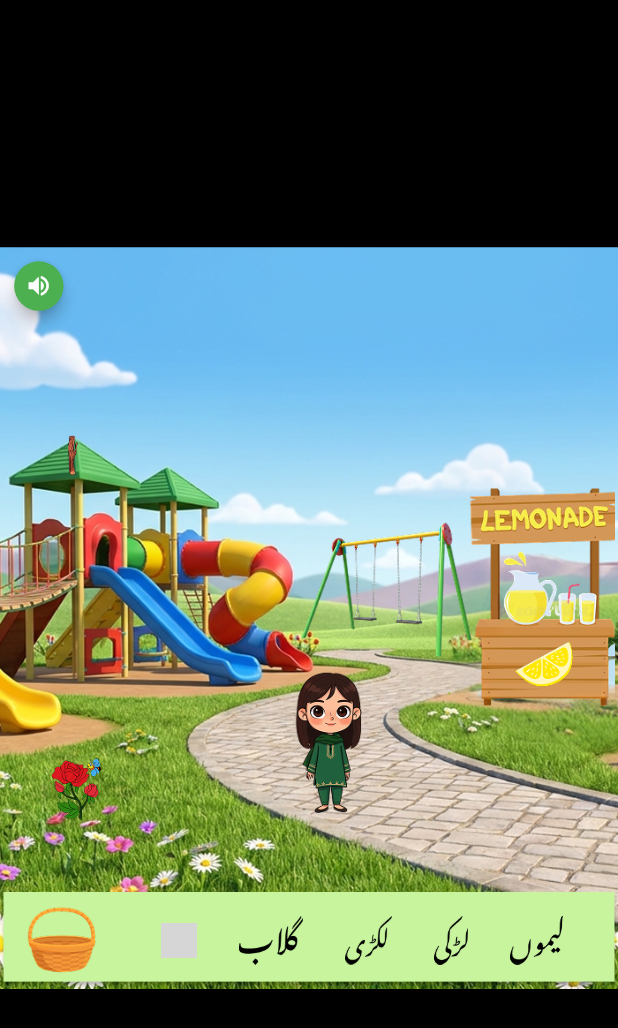
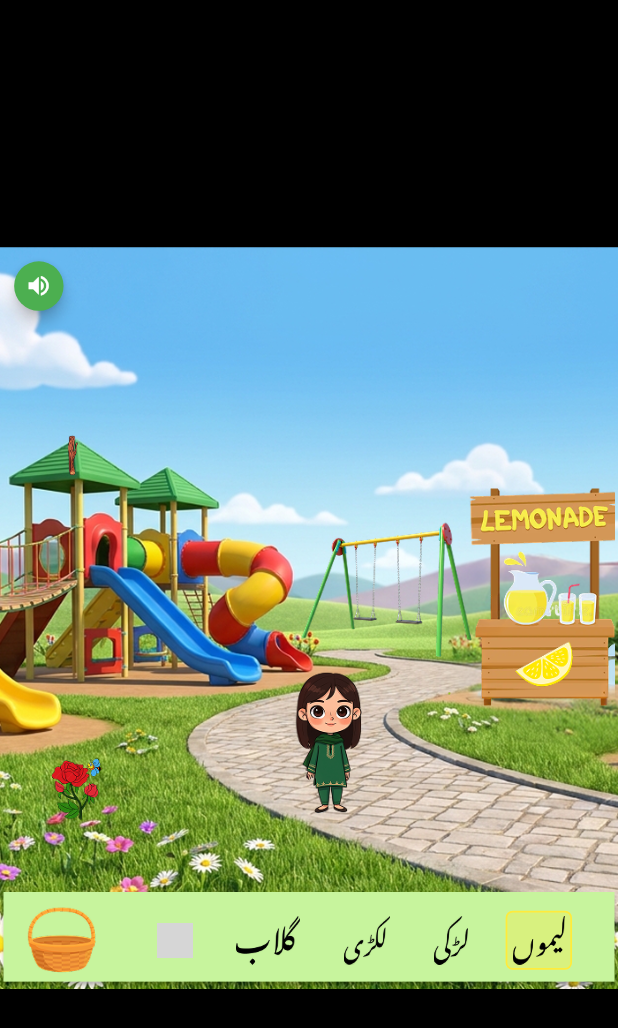
Before and after one commit to AmnaNoorr/Lexitoons, a Flutter app: the screen it shows after launch, after a tap on "شروع کریں", on a phone screen of 412 x 824 dp. Shown: the top 1028 px of the screen. Run offline on Flutter 3.47's test engine with Material 3 defaults, Android fonts, the phone set to English and light mode, and no system bars; our stand-ins replace audioplayers, permission_handler, speech_to_text; grey boxes are pictures that could not be loaded.

Commit message:
corrected audio files and added word fading

```diff
--- a/lib/screens/lexitoons_game_screen.dart
+++ b/lib/screens/lexitoons_game_screen.dart
@@ -55,7 +55,35 @@ class _ParkSceneScreenState extends State<ParkSceneScreen> {
       onTap: () => _controller.onItemTapped(item.id),
     );
   }
+  Widget _buildWordWidget(String itemId, String imageAsset, double height) {
+    final isCollected = _controller.collectedIds.contains(itemId);
+    final isCurrent = _controller.currentItem?.id == itemId;
 
+    // 1. Faded when collected
+    double opacity = 1.0;
+    if (isCollected) {
+      opacity = 0.25;
+    }
+
+    return AnimatedOpacity(
+      opacity: opacity,
+      duration: const Duration(milliseconds: 300),
+      child: AnimatedContainer(
+        duration: const Duration(milliseconds: 300),
+        padding: const EdgeInsets.symmetric(horizontal: 6, vertical: 4),
+        decoration: BoxDecoration(
+          color: isCurrent && !isCollected
+              ? Colors.yellow.withOpacity(0.3)
+              : Colors.transparent,
+          borderRadius: BorderRadius.circular(8),
+          border: isCurrent && !isCollected
+              ? Border.all(color: Colors.yellow, width: 2)
+              : null,
+        ),
+        child: Image.asset(imageAsset, height: height, fit: BoxFit.contain),
+      ),
+    );
+  }
   Widget? _buildActiveItemOverlay() {
     final id = _controller.activeItemId;
     final anim = _controller.activeAnim;
@@ -148,11 +176,11 @@ class _ParkSceneScreenState extends State<ParkSceneScreen> {
                         crossAxisAlignment: CrossAxisAlignment.center,
                         textDirection: TextDirection.rtl,
                         children: [
-                          Image.asset('assets/images/word_leemu.png', height: 55, fit: BoxFit.contain),
-                          Image.asset('assets/images/word_larki.png', height: 55, fit: BoxFit.contain),
-                          Image.asset('assets/images/word_lakri.png', height: 55, fit: BoxFit.contain),
-                          Image.asset('assets/images/word_gulaab.png', height: 55, fit: BoxFit.contain),
-                          Image.asset('assets/images/word_jhoola.png', height: 40, fit: BoxFit.contain),
+                          _buildWordWidget('leemu', 'assets/images/word_leemu.png', 55),
+                          _buildWordWidget('larki', 'assets/images/word_larki.png', 55),
+                          _buildWordWidget('lakri', 'assets/images/word_lakri.png', 55),
+                          _buildWordWidget('gulab', 'assets/images/word_gulaab.png', 55),
+                          _buildWordWidget('jhoola', 'assets/images/word_jhoola.png', 40),
                         ],
                       ),
                     ),
```
Also changed, not shown: pubspec.lock, 3 other files.
